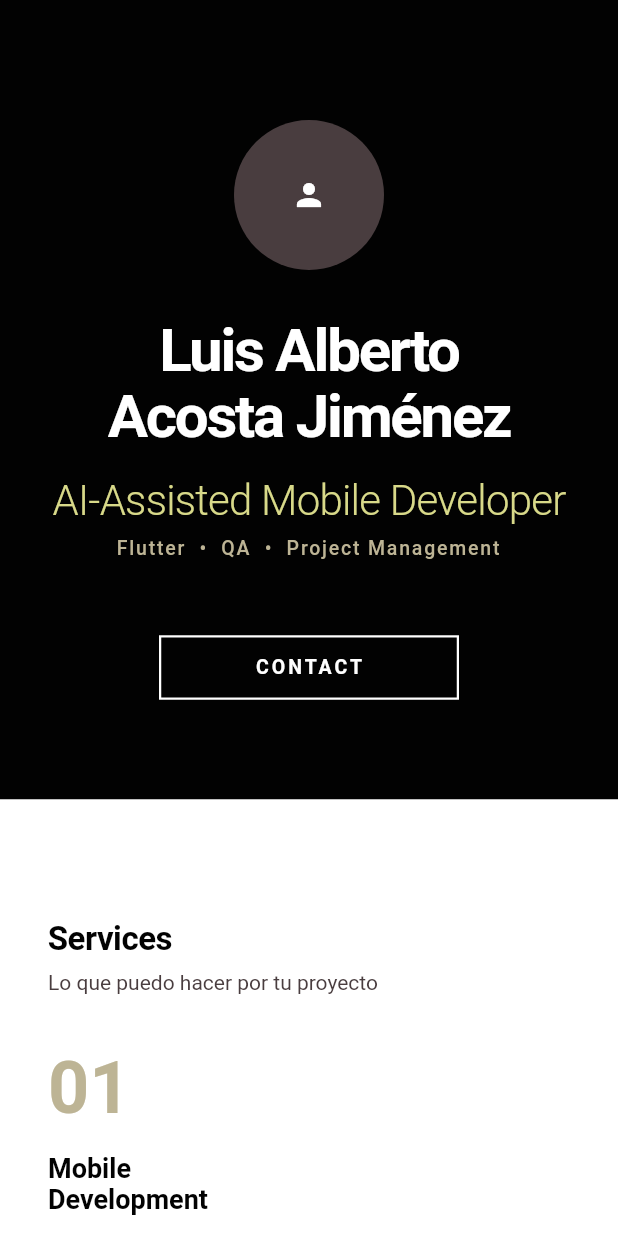
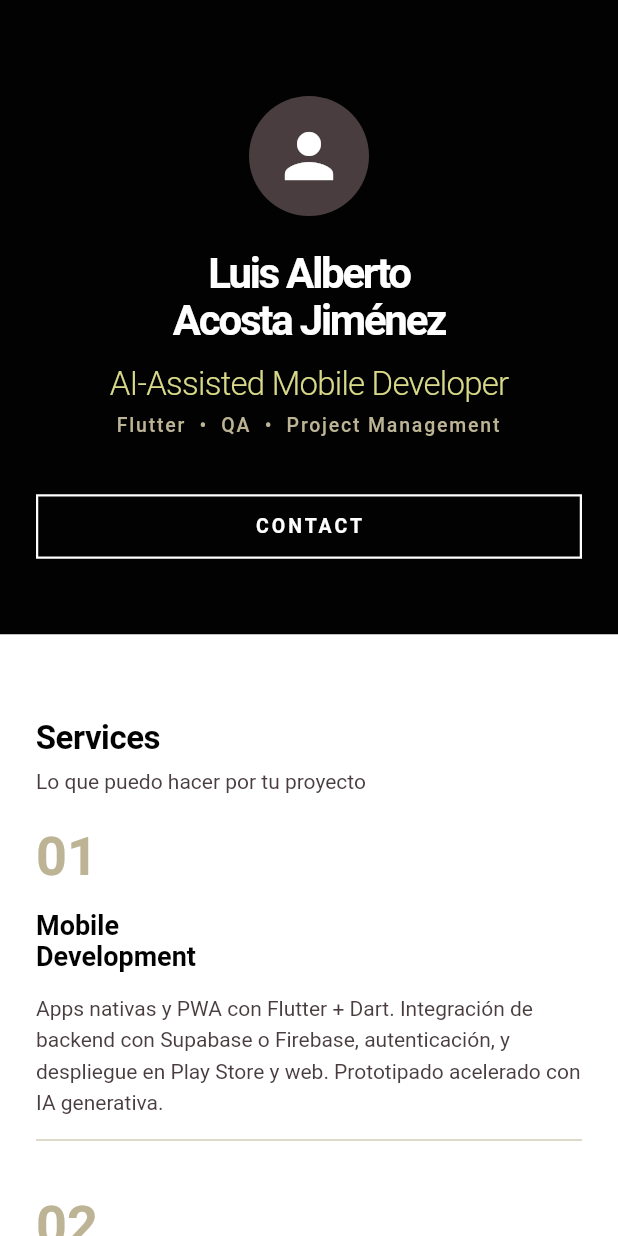
Before and after one commit to acostheta/acostheta-landing, a Flutter app: the screen it shows after launch, on a phone screen of 412 x 824 dp. Run offline on Flutter 3.47's test engine with Material 3 defaults, Android fonts, the phone set to English and light mode, and no system bars; network calls fail.

Commit message:
Responsive layout for mobile (breakpoint 720px): scaled text, fluid grids, stacked contact links

```diff
--- a/lib/theme/app_theme.dart
+++ b/lib/theme/app_theme.dart
@@ -59,3 +59,9 @@
         ),
       );
 }
+
+bool isMobile(BuildContext context) =>
+    MediaQuery.of(context).size.width < 720;
+
+double hPad(BuildContext context) => isMobile(context) ? 24.0 : 32.0;
+double sectionGap(BuildContext context) => isMobile(context) ? 56.0 : 80.0;
--- a/lib/widgets/hero_section.dart
+++ b/lib/widgets/hero_section.dart
@@ -6,42 +6,43 @@
 
   @override
   Widget build(BuildContext context) {
+    final mobile = isMobile(context);
     return Container(
       width: double.infinity,
-      padding: const EdgeInsets.fromLTRB(32, 80, 32, 64),
+      padding: EdgeInsets.fromLTRB(hPad(context), mobile ? 64 : 80, hPad(context), mobile ? 48 : 64),
       color: AppTheme.nearBlack,
       child: Column(
         children: [
           ClipOval(
             child: Image.network(
               '/images/afoto.jpg',
-              width: 100,
-              height: 100,
+              width: mobile ? 80 : 100,
+              height: mobile ? 80 : 100,
               fit: BoxFit.cover,
               errorBuilder: (_, __, ___) => Container(
-                width: 100,
-                height: 100,
+                width: mobile ? 80 : 100,
+                height: mobile ? 80 : 100,
                 color: AppTheme.darkBrown,
-                child: const Icon(Icons.person, color: AppTheme.white),
+                child: Icon(Icons.person, color: AppTheme.white, size: mobile ? 48 : 60),
               ),
             ),
           ),
-          const SizedBox(height: 32),
+          SizedBox(height: mobile ? 24 : 32),
           Text(
             'Luis Alberto\nAcosta Jiménez',
             style: Theme.of(context)
                 .textTheme
                 .displayLarge
-                ?.copyWith(color: AppTheme.white),
+                ?.copyWith(color: AppTheme.white, fontSize: mobile ? 28 : 40),
             textAlign: TextAlign.center,
           ),
-          const SizedBox(height: 16),
+          SizedBox(height: mobile ? 12 : 16),
           Text(
             'AI-Assisted Mobile Developer',
             style: Theme.of(context)
                 .textTheme
                 .displayMedium
-                ?.copyWith(color: AppTheme.olive),
+                ?.copyWith(color: AppTheme.olive, fontSize: mobile ? 22 : 28),
             textAlign: TextAlign.center,
           ),
           const SizedBox(height: 8),
@@ -53,9 +54,9 @@
                 ?.copyWith(color: AppTheme.beige),
             textAlign: TextAlign.center,
           ),
-          const SizedBox(height: 48),
+          SizedBox(height: mobile ? 36 : 48),
           SizedBox(
-            width: 200,
+            width: mobile ? double.infinity : 200,
             child: OutlinedButton(
               onPressed: () {},
               style: OutlinedButton.styleFrom(
@@ -66,10 +67,7 @@
               ),
               child: const Text(
                 'CONTACT',
-                style: TextStyle(
-                    fontWeight: FontWeight.w600,
-                    fontSize: 13,
-                    letterSpacing: 2),
+                style: TextStyle(fontWeight: FontWeight.w600, fontSize: 13, letterSpacing: 2),
               ),
             ),
           ),
--- a/lib/widgets/services_section.dart
+++ b/lib/widgets/services_section.dart
@@ -33,8 +33,9 @@
 
   @override
   Widget build(BuildContext context) {
+    final mobile = isMobile(context);
     return Container(
-      padding: const EdgeInsets.fromLTRB(32, 80, 32, 80),
+      padding: EdgeInsets.fromLTRB(hPad(context), sectionGap(context), hPad(context), sectionGap(context)),
       color: AppTheme.white,
       child: Column(
         crossAxisAlignment: CrossAxisAlignment.start,
@@ -48,16 +49,16 @@
             'Lo que puedo hacer por tu proyecto',
             style: Theme.of(context).textTheme.bodyMedium,
           ),
-          const SizedBox(height: 40),
+          SizedBox(height: mobile ? 24 : 40),
           LayoutBuilder(
             builder: (context, constraints) {
               return Wrap(
                 spacing: 24,
                 runSpacing: 24,
                 children: _services.map((s) {
-                  final cardWidth = constraints.maxWidth > 800
-                      ? (constraints.maxWidth - 48) / 3
-                      : constraints.maxWidth;
+                  final cardWidth = mobile
+                      ? constraints.maxWidth
+                      : (constraints.maxWidth - 48) / 3;
                   return SizedBox(
                     width: cardWidth,
                     child: _ServiceCard(service: s),
@@ -89,13 +90,14 @@
 
   @override
   Widget build(BuildContext context) {
+    final mobile = isMobile(context);
     return Column(
       crossAxisAlignment: CrossAxisAlignment.start,
       children: [
         Text(
           service.number,
-          style: const TextStyle(
-            fontSize: 48,
+          style: TextStyle(
+            fontSize: mobile ? 36 : 48,
             fontWeight: FontWeight.w700,
             color: AppTheme.beige,
             height: 1,
```
Also changed, not shown: lib/widgets/contact_section.dart (+12 -6 lines), lib/widgets/experience_section.dart (+20 -7 lines), lib/widgets/skills_section.dart (+22 -14 lines).
